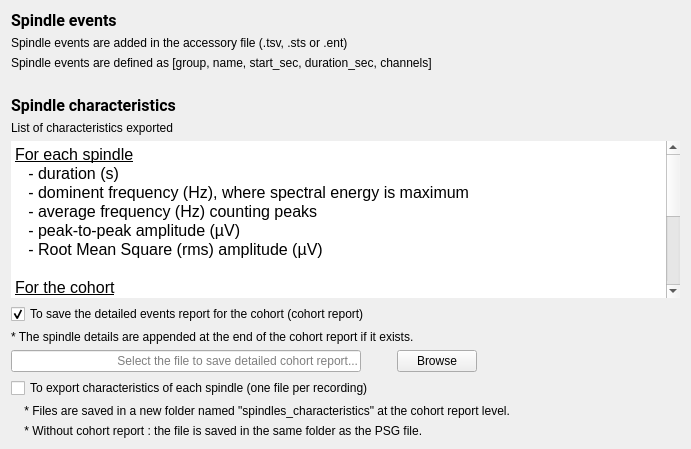
The window that tools/CEAMSTools/SpindleDetectionA7/OutputFilesStep/Ui_OutputFilesStep.ui (SnoozToolbox/snooz-package-ceams) describes before a commit, drawn with Qt 5.
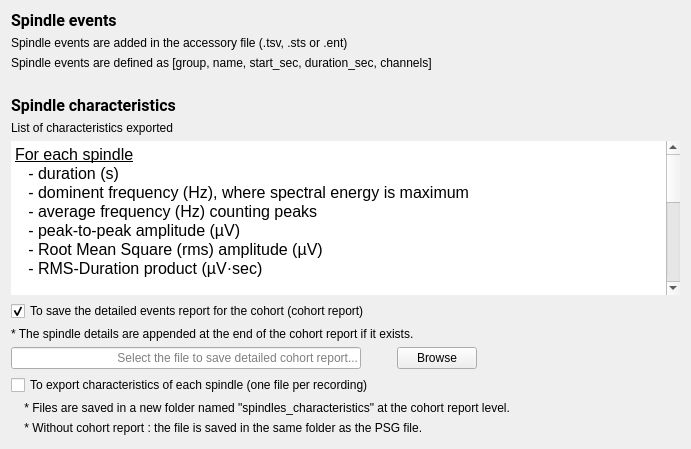
The same window after the commit.

Commit message: Document UI for added RMS-duration product and RSM Spindle Activity Index.

Diff of the .ui file:
```diff
--- a/tools/CEAMSTools/SpindleDetectionA7/OutputFilesStep/Ui_OutputFilesStep.ui
+++ b/tools/CEAMSTools/SpindleDetectionA7/OutputFilesStep/Ui_OutputFilesStep.ui
@@ -136,6 +136,7 @@
 &lt;p style=&quot; margin-top:0px; margin-bottom:0px; margin-left:0px; margin-right:0px; -qt-block-indent:0; text-indent:0px;&quot;&gt;&lt;span style=&quot; color:#000000;&quot;&gt;   - average frequency (Hz) counting peaks&lt;/span&gt;&lt;/p&gt;
 &lt;p style=&quot; margin-top:0px; margin-bottom:0px; margin-left:0px; margin-right:0px; -qt-block-indent:0; text-indent:0px;&quot;&gt;&lt;span style=&quot; color:#000000;&quot;&gt;   - peak-to-peak amplitude (µV)&lt;/span&gt;&lt;/p&gt;
 &lt;p style=&quot; margin-top:0px; margin-bottom:0px; margin-left:0px; margin-right:0px; -qt-block-indent:0; text-indent:0px;&quot;&gt;&lt;span style=&quot; color:#000000;&quot;&gt;   - Root Mean Square (rms) amplitude (µV)&lt;/span&gt;&lt;/p&gt;
+&lt;p style=&quot; margin-top:0px; margin-bottom:0px; margin-left:0px; margin-right:0px; -qt-block-indent:0; text-indent:0px;&quot;&gt;&lt;span style=&quot; color:#000000;&quot;&gt;   - RMS-Duration product (µV·sec)&lt;/span&gt;&lt;/p&gt;
 &lt;p style=&quot;-qt-paragraph-type:empty; margin-top:0px; margin-bottom:0px; margin-left:0px; margin-right:0px; -qt-block-indent:0; text-indent:0px; color:#000000;&quot;&gt;&lt;br /&gt;&lt;/p&gt;
 &lt;p style=&quot; margin-top:0px; margin-bottom:0px; margin-left:0px; margin-right:0px; -qt-block-indent:0; text-indent:0px;&quot;&gt;&lt;span style=&quot; text-decoration: underline;&quot;&gt;For the cohort&lt;/span&gt;&lt;/p&gt;
 &lt;p style=&quot; margin-top:0px; margin-bottom:0px; margin-left:0px; margin-right:0px; -qt-block-indent:0; text-indent:0px;&quot;&gt;    - spindle count&lt;/p&gt;
@@ -145,7 +146,9 @@
 &lt;p style=&quot; margin-top:0px; margin-bottom:0px; margin-left:0px; margin-right:0px; -qt-block-indent:0; text-indent:0px;&quot;&gt;        - per sleep stage - Only the time spent in each individual sleep stage is considered.&lt;/p&gt;
 &lt;p style=&quot; margin-top:0px; margin-bottom:0px; margin-left:0px; margin-right:0px; -qt-block-indent:0; text-indent:0px;&quot;&gt;        - per sleep cycle - Start time is the sleep onset&lt;/p&gt;
 &lt;p style=&quot; margin-top:0px; margin-bottom:0px; margin-left:0px; margin-right:0px; -qt-block-indent:0; text-indent:0px;&quot;&gt;        - per clock hour - Start time is the sleep onset&lt;/p&gt;
-&lt;p style=&quot; margin-top:0px; margin-bottom:0px; margin-left:0px; margin-right:0px; -qt-block-indent:0; text-indent:0px;&quot;&gt;        - per hour spent in each stage - Start time is when each specific stage first begins in the timeline.&lt;/p&gt;&lt;/body&gt;&lt;/html&gt;</string>
+&lt;p style=&quot; margin-top:0px; margin-bottom:0px; margin-left:0px; margin-right:0px; -qt-block-indent:0; text-indent:0px;&quot;&gt;        - per hour spent in each stage - Start time is when each specific stage first begins in the timeline.&lt;/p&gt;
+&lt;p style=&quot;-qt-paragraph-type:empty; margin-top:0px; margin-bottom:0px; margin-left:0px; margin-right:0px; -qt-block-indent:0; text-indent:0px;&quot;&gt;&lt;br /&gt;&lt;/p&gt;
+&lt;p style=&quot; margin-top:0px; margin-bottom:0px; margin-left:0px; margin-right:0px; -qt-block-indent:0; text-indent:0px;&quot;&gt;&lt;span style=&quot; color:#000000;&quot;&gt;&lt;i&gt;Note: RSAI (RMS Spindle Activity Index) is the &lt;b&gt;sum&lt;/b&gt; of RMS-Duration products across all spindles. Other spindle characteristics are averaged values.&lt;/i&gt;&lt;/span&gt;&lt;/p&gt;</string>
        </property>
       </widget>
      </item>
@@ -244,7 +247,20 @@
       </widget>
      </item>
      <item>
-      <layout class="QHBoxLayout" name="horizontalLayout_2"/>
+      <spacer name="verticalSpacer">
+       <property name="orientation">
+        <enum>Qt::Orientation::Vertical</enum>
+       </property>
+       <property name="sizeType">
+        <enum>QSizePolicy::Policy::Expanding</enum>
+       </property>
+       <property name="sizeHint" stdset="0">
+        <size>
+         <width>20</width>
+         <height>40</height>
+        </size>
+       </property>
+      </spacer>
      </item>
     </layout>
    </item>
```
The commit also changes 6 other files.
